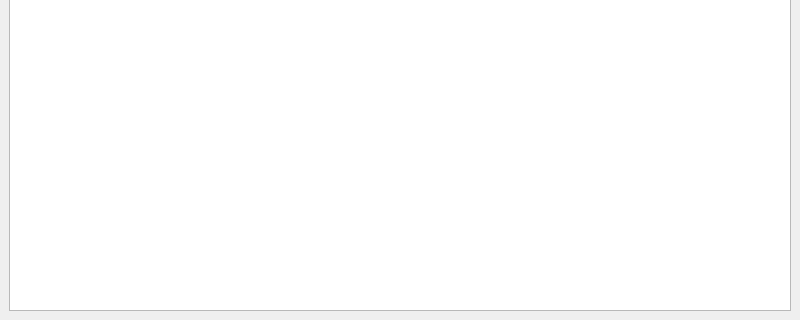
Above: main.ui from alyexpress/coffee before the change; both pictures show x 0 to 800 and y 280 to 600 of the 800 by 600 pixel window. Below: the same form after it.
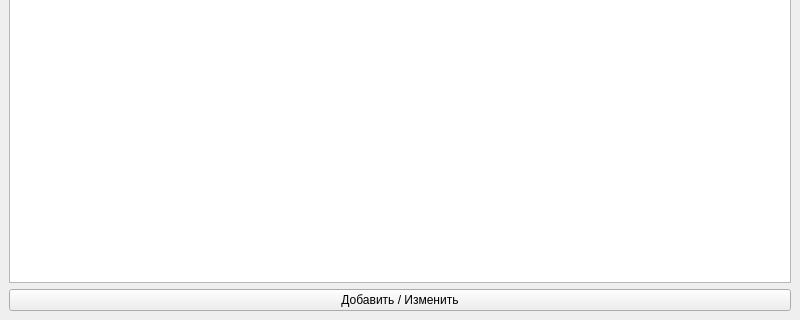
That is the form after the change.

```diff
--- a/main.ui
+++ b/main.ui
@@ -14,10 +14,17 @@
    <string>MainWindow</string>
   </property>
   <widget class="QWidget" name="centralwidget">
-   <layout class="QHBoxLayout" name="horizontalLayout">
+   <layout class="QVBoxLayout" name="verticalLayout">
     <item>
      <widget class="QTableWidget" name="tableWidget"/>
     </item>
+    <item>
+     <widget class="QPushButton" name="nextForm">
+      <property name="text">
+       <string>Добавить / Изменить</string>
+      </property>
+     </widget>
+    </item>
    </layout>
   </widget>
  </widget>
```
